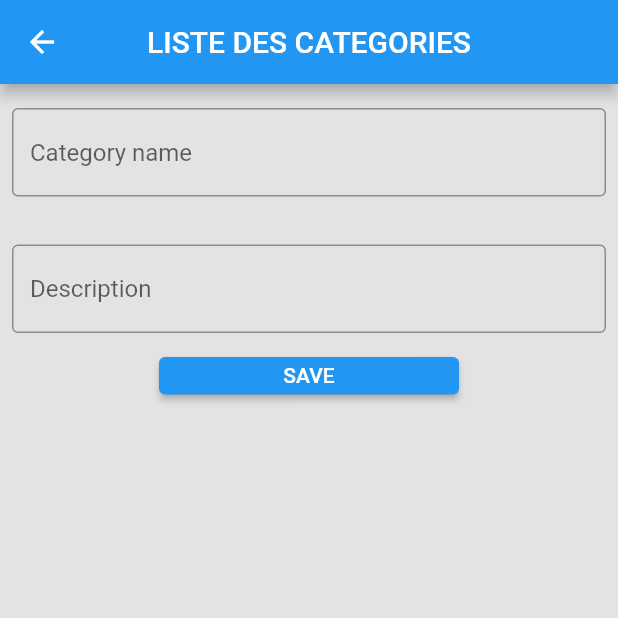
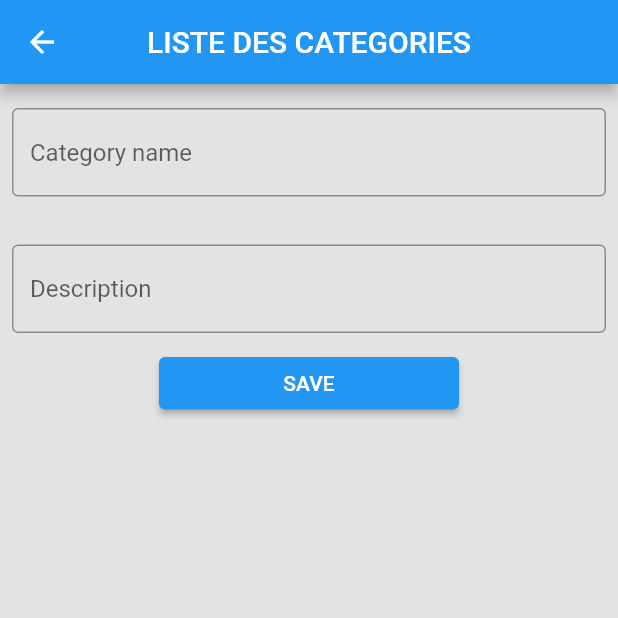
Before and after one commit to Giscard-Kubuya/flutte_bloc_isar, a Flutter app: the CategoryScreen screen opened directly, after a tap on the "add" icon, on a phone screen of 412 x 824 dp, the top half of it. Run offline on Flutter 3.47's test engine with Material 2 defaults, Android fonts, the phone set to English and light mode, and no system bars; our stand-ins replace bloc, flutter_bloc, isar; accounts and stored records are empty; generated files the repository leaves out were written again.

Commit message:
Resolve bug on cat

```diff
--- a/lib/logic/blocs/category_bloc.dart
+++ b/lib/logic/blocs/category_bloc.dart
@@ -37,8 +37,8 @@ class CategoryBloc extends Bloc<CategoryEvent, CategoryState?> {
 
   _addCategory(AddCategoryEvent ev, Emitter emit) async {
     final Map category = ev.category;
+    await service.addCategory(category);
     final categories = await service.getAllCategories();
-    await service.addCategory(category);
     emit(GetAllCategoryList(categories));
   }
 }
--- a/lib/screens/categories/categories_screen.dart
+++ b/lib/screens/categories/categories_screen.dart
@@ -212,6 +212,7 @@ class _CategoryScreenState extends State<CategoryScreen> {
                     description.text = category["description"];
                   }
                   return Center(
+                    child: Expanded(
                       child: Column(
                         children: [
                           Padding(
@@ -237,7 +238,7 @@ class _CategoryScreenState extends State<CategoryScreen> {
                             ),
                           ),
                           SizedBox(
-                            height: 25,
+                              height: 35,
                               width: 200,
                               child: ElevatedButton(
                                 child: const Text('SAVE'),
@@ -256,6 +257,7 @@ class _CategoryScreenState extends State<CategoryScreen> {
                               )),
                         ],
                       ),
+                    ),
                   );
                   // return const SizedBox();
                 }),
--- a/lib/screens/products/products_screen.dart
+++ b/lib/screens/products/products_screen.dart
@@ -205,6 +205,7 @@ class _ProductsScreenState extends State<ProductsScreen> {
                   // }
 
                   return Center(
+                    child: Expanded(
                       child: Column(
                         children: [
                           Padding(
@@ -259,7 +260,7 @@ class _ProductsScreenState extends State<ProductsScreen> {
                             ),
                           ),
                           SizedBox(
-                          height: 25,
+                            height: 35,
                             width: 200,
                             child: ElevatedButton(
                               child: const Text('SAVE'),
@@ -279,6 +280,7 @@ class _ProductsScreenState extends State<ProductsScreen> {
                           ),
                         ],
                       ),
+                    ),
                   );
                   // return const SizedBox();
                 }),
```
Lines whose indentation alone changed are shown as unchanged.
